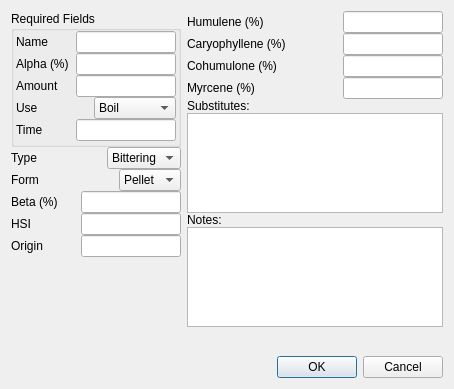
Brewtarget/brewtarget, file ui/hopEditor.ui: the form before one commit.
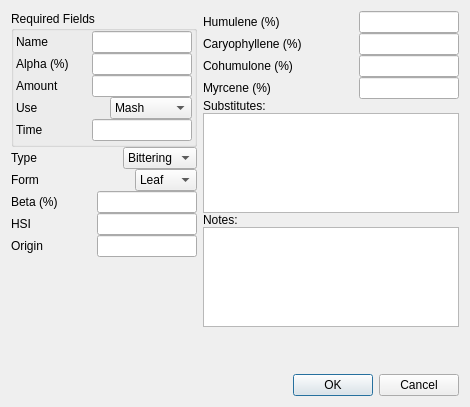
The form after the commit.

Commit message: Reordered the combo boxes in hopEditor.ui to match the translation list order in hops.cpp.  The order mismatch was causing the treeview in the main window to not match the selected values in the hop editor.

Patch:
```diff
--- a/ui/hopEditor.ui
+++ b/ui/hopEditor.ui
@@ -6,8 +6,8 @@
    <rect>
     <x>0</x>
     <y>0</y>
-    <width>454</width>
-    <height>389</height>
+    <width>470</width>
+    <height>407</height>
    </rect>
   </property>
   <property name="sizePolicy">
@@ -204,16 +204,6 @@
             <property name="toolTip">
              <string>Use</string>
             </property>
-            <item>
-             <property name="text">
-              <string>Boil</string>
-             </property>
-            </item>
-            <item>
-             <property name="text">
-              <string>Dry Hop</string>
-             </property>
-            </item>
             <item>
              <property name="text">
               <string>Mash</string>
@@ -337,6 +327,11 @@
          <property name="toolTip">
           <string>Form</string>
          </property>
+         <item>
+          <property name="text">
+           <string>Leaf</string>
+          </property>
+         </item>
          <item>
           <property name="text">
            <string>Pellet</string>
```
Left out of the diff: 15 changed lines with no effect on the pictures.
